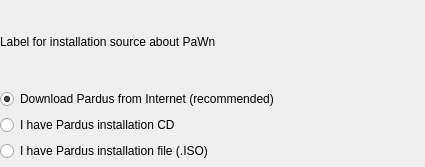
First picture: the form in playground/gsoc/pawn/src/gui/widgetSource.ui, repository pars-linux/uludag, before the edit.
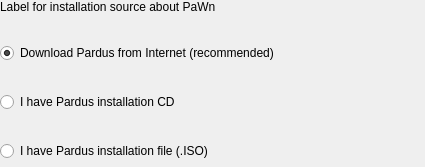
Second picture: the form after the edit.

Patch:
```diff
--- a/playground/gsoc/pawn/src/gui/widgetSource.ui
+++ b/playground/gsoc/pawn/src/gui/widgetSource.ui
@@ -34,6 +34,19 @@
      <layout class="QHBoxLayout" name="horizontalLayout">
       <item>
        <layout class="QVBoxLayout" name="verticalLayout_2">
+        <item>
+         <spacer name="verticalSpacer_3">
+          <property name="orientation">
+           <enum>Qt::Vertical</enum>
+          </property>
+          <property name="sizeHint" stdset="0">
+           <size>
+            <width>20</width>
+            <height>40</height>
+           </size>
+          </property>
+         </spacer>
+        </item>
         <item>
          <widget class="QRadioButton" name="optInternet">
           <property name="text">
@@ -44,6 +57,19 @@
           </property>
          </widget>
         </item>
+        <item>
+         <spacer name="verticalSpacer">
+          <property name="orientation">
+           <enum>Qt::Vertical</enum>
+          </property>
+          <property name="sizeHint" stdset="0">
+           <size>
+            <width>20</width>
+            <height>40</height>
+           </size>
+          </property>
+         </spacer>
+        </item>
         <item>
          <widget class="QRadioButton" name="optCD">
           <property name="text">
@@ -51,6 +77,19 @@
           </property>
          </widget>
         </item>
+        <item>
+         <spacer name="verticalSpacer_2">
+          <property name="orientation">
+           <enum>Qt::Vertical</enum>
+          </property>
+          <property name="sizeHint" stdset="0">
+           <size>
+            <width>20</width>
+            <height>40</height>
+           </size>
+          </property>
+         </spacer>
+        </item>
         <item>
          <widget class="QRadioButton" name="optISO">
           <property name="text">
```
